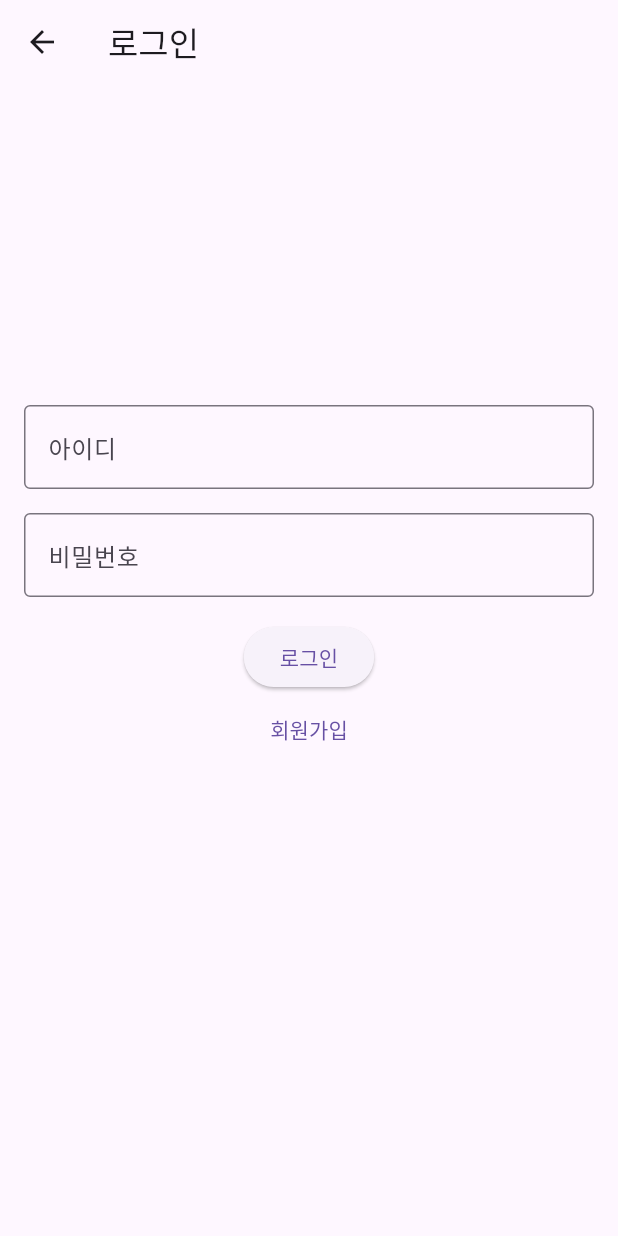
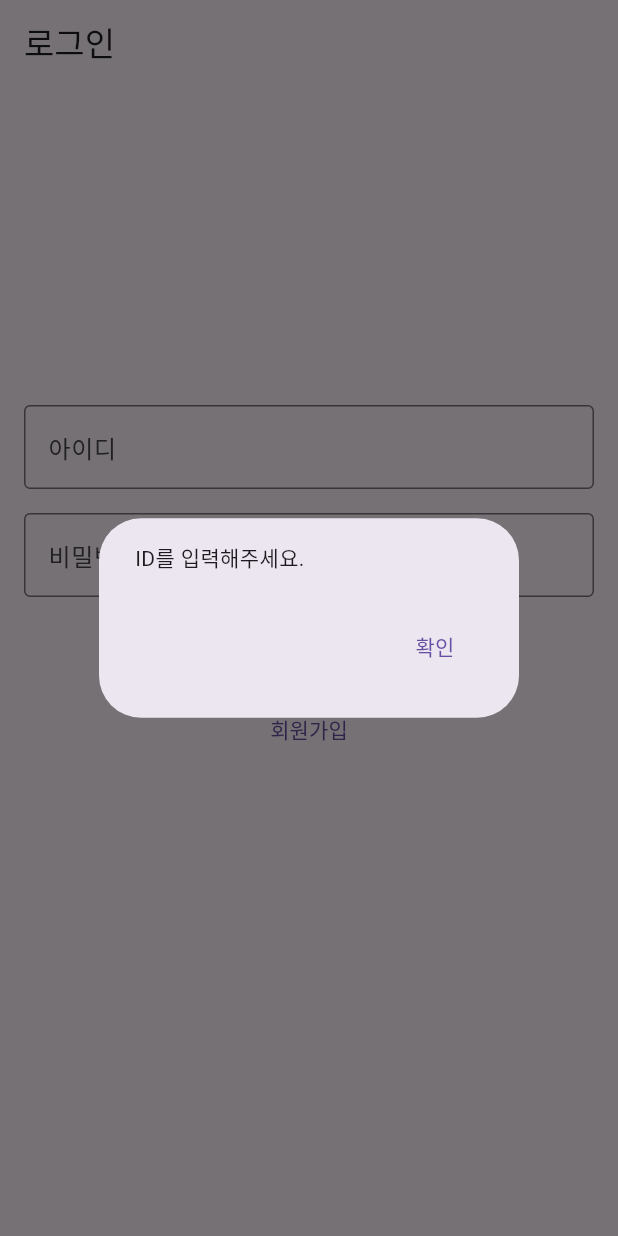
Before and after one commit to the-weather-of-a-mirror/Front, a Flutter app: the LoginScreen screen opened directly, after a tap on "로그인", on a phone screen of 412 x 824 dp. Run offline on Flutter 3.47's test engine with Material 3 defaults, Android fonts, the light colour scheme and no system bars; our stand-ins replace shared_preferences; missing offline and left inert: dart:ffi, simple_barcode_scanner; accounts and stored records are empty.

Commit message:
로그인, 마이페이지

```diff
--- a/lib/login/LoginScreen.dart
+++ b/lib/login/LoginScreen.dart
@@ -1,5 +1,7 @@
 import 'package:flutter/material.dart';
 import 'package:flutter/scheduler.dart';
+import 'package:whether/login/MyPageScreen.dart';
+import '../main.dart';
 import 'package:shared_preferences/shared_preferences.dart';
 import 'SignUpScreen.dart';
 import 'dart:convert';
@@ -48,7 +50,7 @@
               keyboardType: TextInputType.emailAddress,
               onChanged: (text) {
                 setState(() {
-                  id = text; // 이메일 변수에 저장
+                  id = text;
                 });
               },
             ),
@@ -69,6 +71,36 @@
             SizedBox(height: 16),
             ElevatedButton(
               onPressed: () async {
+
+                if(id==""){showDialog<String>(
+        context: context,
+        builder: (BuildContext context) => AlertDialog(
+
+          content: Text("ID를 입력해주세요."),
+          actions: <Widget>[
+            TextButton(
+              onPressed: () => Navigator.pop(context, '확인'),
+              child: const Text('확인'),
+            ),
+          ],
+        ),
+                  );
+                  return;}
+                  if(password==""){showDialog<String>(
+        context: context,
+        builder: (BuildContext context) => AlertDialog(
+
+          content: Text("비밀번호를 입력해주세요."),
+          actions: <Widget>[
+            TextButton(
+              onPressed: () => Navigator.pop(context, '확인'),
+              child: const Text('확인'),
+            ),
+          ],
+        ),
+                  );
+                  return;}
+
                 var headers = {'Content-Type': 'application/json'};
                 var request = http.Request('POST',
                     Uri.parse('http://223.195.109.34:8080/mirror/member/login'));
@@ -87,11 +119,31 @@
                   saveToken(jsonData['data']['accessToken']);
 
                 } else {
-                  print(response.reasonPhrase);
+                  print(jsonData['data']['']);
+                  saveToken("");
+                  if(response.statusCode == 400){showDialog<String>(
+        context: context,
+        builder: (BuildContext context) => AlertDialog(
+
+          content: Text(jsonData['data']['']),
+          actions: <Widget>[
+            TextButton(
+              onPressed: () => Navigator.pop(context, '확인'),
+              child: const Text('확인'),
+            ),
+          ],
+        ),
+                  );
+                  return;}
                 }
+
+
 
                 print('로그인 버튼 클릭됨');
                 kk();
+                setState(() {
+                    MyPageScreen();
+                });
               },
               child: Text('로그인'),
             ),
--- a/lib/main.dart
+++ b/lib/main.dart
@@ -12,9 +12,12 @@
 import 'HomeScreen.dart';
 import 'package:shared_preferences/shared_preferences.dart';
 import '';
+
 void main() {
   runApp(MaterialApp(home:WhetherApp()));
 }
+
+List<Widget> viewList=[HomeScreen(),  MapScreen(),  WarningScreen(), LoginScreen()];
 
 class WhetherApp extends StatefulWidget {
   @override
@@ -27,26 +30,31 @@
 
   int _currentIndex = 0;
 
-List<Widget> viewList=[HomeScreen(),  MapScreen(),  WarningScreen(), LoginScreen()];
+
 
 void checkToken() async{
   SharedPreferences prefs = await SharedPreferences.getInstance();
     String? token = prefs.getString('auth_token');
+    print(token);
 
-    token = null;
- if (token != null) {
+ if (token != "") {
       viewList  = [HomeScreen(),  MapScreen(),  WarningScreen(), MyPageScreen()];
     }
-    if (token == null){
-       viewList  = [HomeScreen(),  MapScreen(),  WarningScreen(), LoginScreen()];
+    if (token == "" || token == null){
+      viewList  = [HomeScreen(),  MapScreen(),  WarningScreen(), LoginScreen()];
     }
 
+  setState(() {});
+
 }
+
 
 
 @override
 Widget build(BuildContext context){
 
+
+checkToken();
 
   return MaterialApp(
 
@@ -139,7 +147,7 @@
         )
       ),
 
-      body: TabBarView(children: [HomeScreen(),  MapScreen(),  WarningScreen(), MyPageScreen()]
+      body: TabBarView(children: viewList
         ),
         extendBodyBehindAppBar: true,
 
```
Also changed, not shown: lib/login/MyPageScreen.dart (+40 -19 lines), 2 other files.
